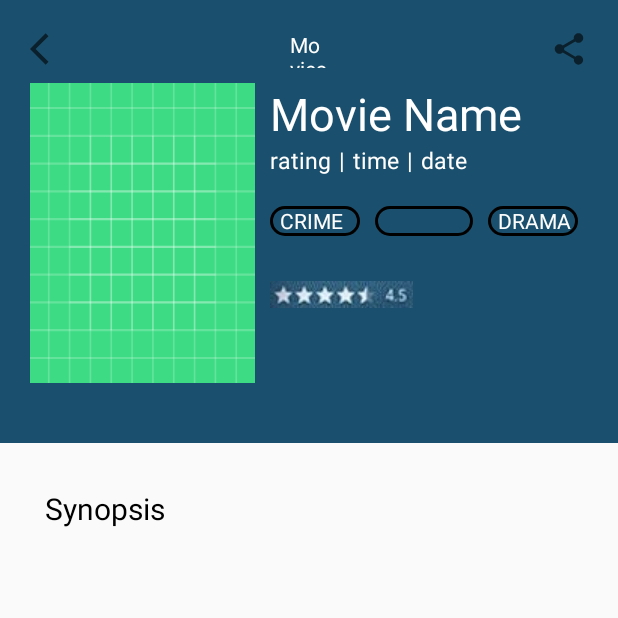
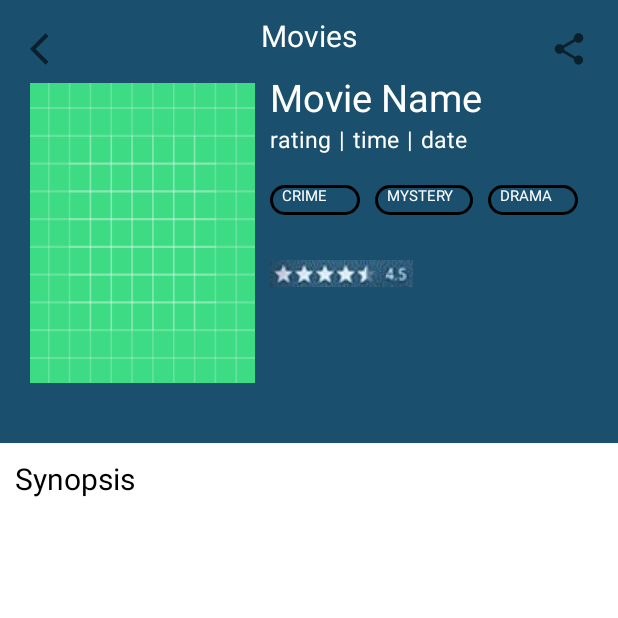
Before and after one commit to rahul6975/Saveo-App, an Android app: the fragment DetailFragment placed in its activity, on a phone screen of 412 x 824 dp, the top half of it. Run offline under Robolectric (Android 15) with nearby library versions, the phone set to English and light mode, and no system bars; network calls fail; pictures from the network do not load; Roboto replaces fonts that are not available here.

Commit message:
project completed

```diff
--- a/app/src/main/java/com/rahul/saveoapp/adapter/ShowAdapter.kt
+++ b/app/src/main/java/com/rahul/saveoapp/adapter/ShowAdapter.kt
@@ -10,12 +10,11 @@ import com.rahul.saveoapp.viewHolder.ShowHolder
 
 class ShowAdapter(
     private var showList: List<ResponseClass>,
-    private val clickListener: ClickListener
 ) :
     RecyclerView.Adapter<ShowHolder>() {
     override fun onCreateViewHolder(parent: ViewGroup, viewType: Int): ShowHolder {
         val view = LayoutInflater.from(parent.context).inflate(R.layout.item_layout, parent, false)
-        return ShowHolder(view, clickListener)
+        return ShowHolder(view)
     }
 
     override fun onBindViewHolder(holder: ShowHolder, position: Int) {
--- a/app/src/main/java/com/rahul/saveoapp/fragments/DetailFragment.kt
+++ b/app/src/main/java/com/rahul/saveoapp/fragments/DetailFragment.kt
@@ -27,20 +27,22 @@ class DetailFragment : Fragment() {
 
     override fun onViewCreated(view: View, savedInstanceState: Bundle?) {
         super.onViewCreated(view, savedInstanceState)
-        detailViewModel = ViewModelProviders.of(this).get(DetailViewModel::class.java)
+        detailViewModel = ViewModelProviders.of(requireActivity()).get(DetailViewModel::class.java)
         detailViewModel.showShowDetails().observe(this.requireActivity(), Observer {
             verticalList = it
             setData()
         })
+
     }
 
     private fun setData() {
         Glide.with(imgShowImage).load(verticalList.image!!.original).into(imgShowImage)
         tvShowName.text = verticalList.name
-        tvRating.text = verticalList.rating!!.any.toString()
+        tvRating.text = verticalList.language
         tvTime.text = verticalList.runtime.toString()
         tvDate.text = verticalList.premiered
         tvDesciption.text = verticalList.summary
 
     }
+
 }
--- a/app/src/main/java/com/rahul/saveoapp/viewHolder/ShowHolder.kt
+++ b/app/src/main/java/com/rahul/saveoapp/viewHolder/ShowHolder.kt
@@ -9,15 +9,12 @@ import com.rahul.saveoapp.modelClass.ResponseClass
 import com.rahul.saveoapp.modelClass.ShowClass
 import kotlinx.android.synthetic.main.item_layout.view.*
 
-class ShowHolder(private val view: View, private val clickListener: ClickListener) :
+class ShowHolder(private val view: View) :
     RecyclerView.ViewHolder(view) {
 
     fun setData(showClass: ShowClass) {
         view.apply {
             Glide.with(showImage).load(showClass.image!!.original).into(showImage)
         }
-        view.setOnClickListener {
-            clickListener.onClick(adapterPosition)
-        }
     }
 }
--- a/app/src/main/java/com/rahul/saveoapp/views/MainActivity.kt
+++ b/app/src/main/java/com/rahul/saveoapp/views/MainActivity.kt
@@ -4,15 +4,15 @@ import android.os.Bundle
 import androidx.appcompat.app.AppCompatActivity
 import com.rahul.saveoapp.R
 import com.rahul.saveoapp.fragments.BaseFragment
-import com.rahul.saveoapp.fragments.DetailFragment
 
 
 class MainActivity : AppCompatActivity() {
+    var count = 0
+
     override fun onCreate(savedInstanceState: Bundle?) {
         super.onCreate(savedInstanceState)
         setContentView(R.layout.activity_main)
         addFragment()
-
     }
 
     private fun addFragment() {
@@ -21,21 +21,18 @@ class MainActivity : AppCompatActivity() {
            This is the method used to send FragmentListener from Activity to LandingFragment
         */
         supportFragmentManager.beginTransaction()
-            .add(R.id.fragment1, baseFragment, "baseFragment")
+            .add(R.id.fragment1, baseFragment, "baseFragment").addToBackStack(null)
             .commit()
     }
 
-    override fun onResume() {
-        super.onResume()
-        val intent = intent
-        val message = intent.getStringExtra("message")
-        if (message.equals("Kill me")) {
-            val detailFragment = DetailFragment()
-            supportFragmentManager.beginTransaction()
-                .add(R.id.fragment1, detailFragment, "baseFragment")
-                .commit()
+    override fun onBackPressed() {
+//        super.onBackPressed()
+        val fragment = fragmentManager.findFragmentById(R.id.fragment1)
+        if (fragment != null) {
+            fragmentManager.beginTransaction().remove(fragment).commit()
+        } else {
+            super.onBackPressed()
         }
+
     }
-
-
 }
--- a/app/src/main/res/layout/fragment_detail.xml
+++ b/app/src/main/res/layout/fragment_detail.xml
@@ -3,6 +3,7 @@
     xmlns:app="http://schemas.android.com/apk/res-auto"
     xmlns:tools="http://schemas.android.com/tools"
     android:layout_width="match_parent"
+    android:background="@color/white"
     android:layout_height="match_parent"
     tools:context=".fragments.DetailFragment">
 
@@ -35,12 +36,13 @@
 
                 <TextView
                     android:id="@+id/tvMovies"
-                    android:layout_width="@dimen/sp_25"
-                    android:layout_height="@dimen/sp_25"
-                    android:layout_marginTop="@dimen/dp_20"
+                    android:layout_width="wrap_content"
+                    android:layout_height="wrap_content"
+                    android:layout_marginTop="@dimen/dp_10"
                     android:fontFamily="@font/average_sans"
                     android:text="@string/movies"
                     android:textColor="@color/white"
+                    android:textSize="@dimen/sp_20"
                     app:layout_constraintEnd_toEndOf="parent"
                     app:layout_constraintStart_toStartOf="parent"
                     app:layout_constraintTop_toTopOf="parent" />
@@ -76,7 +78,7 @@
                     android:fontFamily="@font/average_sans"
                     android:text="@string/movie_name"
                     android:textColor="@color/white"
-                    android:textSize="@dimen/sp_30"
+                    android:textSize="@dimen/sp_25"
                     app:layout_constraintStart_toEndOf="@id/imgShowImage"
                     app:layout_constraintTop_toBottomOf="@id/tvMovies" />
 
@@ -152,11 +154,12 @@
 
                     <TextView
                         android:layout_width="60dp"
-                        android:layout_height="20dp"
+                        android:layout_height="match_parent"
                         android:layout_weight="1"
+                        android:textSize="10sp"
                         android:background="@drawable/curve_bg"
                         android:fontFamily="@font/average_sans"
-                        android:text="  CRIME"
+                        android:text="   CRIME"
                         android:textColor="@color/white" />
 
                     <TextView
@@ -164,9 +167,10 @@
                         android:layout_height="20dp"
                         android:layout_marginStart="@dimen/dp_10"
                         android:layout_weight="1"
+                        android:textSize="@dimen/sp_10"
                         android:background="@drawable/curve_bg"
                         android:fontFamily="@font/average_sans"
-                        android:text=" MYSTERY"
+                        android:text="   MYSTERY"
                         android:textColor="@color/white" />
 
                     <TextView
@@ -174,9 +178,10 @@
                         android:layout_height="20dp"
                         android:layout_marginStart="@dimen/dp_10"
                         android:layout_weight="1"
+                        android:textSize="10sp"
                         android:background="@drawable/curve_bg"
                         android:fontFamily="@font/average_sans"
-                        android:text="  DRAMA"
+                        android:text="   DRAMA"
                         android:textColor="@color/white" />
 
                 </LinearLayout>
@@ -197,7 +202,7 @@
                 android:id="@+id/tvSynopsis"
                 android:layout_width="wrap_content"
                 android:layout_height="wrap_content"
-                android:layout_margin="@dimen/dp_30"
+                android:layout_margin="@dimen/dp_10"
                 android:fontFamily="@font/average_sans"
                 android:text="@string/synopsis"
                 android:textColor="@color/black"
@@ -209,7 +214,8 @@
                 android:id="@+id/tvDesciption"
                 android:layout_width="wrap_content"
                 android:layout_height="wrap_content"
-                android:layout_margin="@dimen/dp_20"
+                android:layout_margin="@dimen/dp_10"
+                android:padding="@dimen/dp_10"
                 android:layout_marginTop="@dimen/dp_20"
                 android:fontFamily="@font/average_sans"
                 android:textColor="@color/black"
--- a/app/src/main/res/values/dimens.xml
+++ b/app/src/main/res/values/dimens.xml
@@ -24,4 +24,5 @@
     <dimen name="dp_160">160dp</dimen>
     <dimen name="dp_25">25dp</dimen>
     <dimen name="sp_30">30sp</dimen>
+    <dimen name="sp_10">10sp</dimen>
 </resources>
```
Also changed, not shown: app/src/main/java/com/rahul/saveoapp/fragments/BaseFragment.kt (+58 -8 lines).
